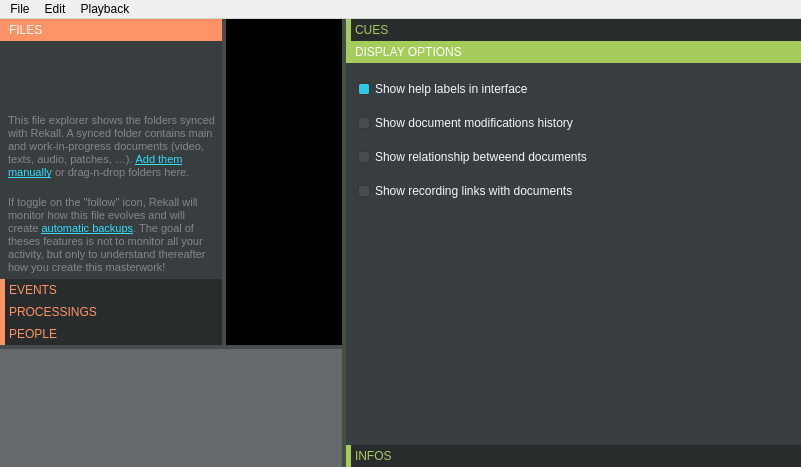
The window that rekall.ui (Rekall/Rekall) describes before a commit, drawn with Qt 5.
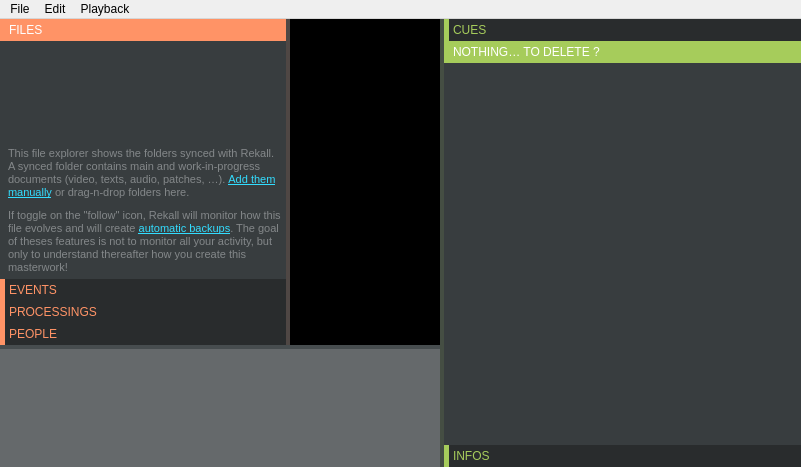
The same window after the commit. The open tabs and pages were chosen to show the change. Icons and pictures are not drawn. Custom widgets are drawn as their Qt base class.

Commit message: View options groupped

```diff
--- a/rekall.ui
+++ b/rekall.ui
@@ -143,6 +143,10 @@
 	border:									0px solid black;
 	background-color: 				rgb(255,84,79);
 }
+QFrame#globalFrameTimelineControl {
+	border:									0px solid black;
+	background-color: 				rgb(56, 61, 63);
+}
 
 
 
@@ -727,12 +731,12 @@
          <rect>
           <x>0</x>
           <y>0</y>
-          <width>227</width>
-          <height>132</height>
+          <width>100</width>
+          <height>30</height>
          </rect>
         </property>
         <attribute name="label">
-         <string>DISPLAY OPTIONS</string>
+         <string>NOTHING… TO DELETE ?</string>
         </attribute>
         <layout class="QVBoxLayout" name="verticalLayout_4">
          <property name="spacing">
@@ -750,50 +754,6 @@
          <property name="bottomMargin">
           <number>12</number>
          </property>
-         <item>
-          <widget class="QCheckBox" name="help">
-           <property name="text">
-            <string>Show help labels in interface</string>
-           </property>
-           <property name="checked">
-            <bool>true</bool>
-           </property>
-          </widget>
-         </item>
-         <item>
-          <widget class="QCheckBox" name="history">
-           <property name="text">
-            <string>Show document modifications history</string>
-           </property>
-          </widget>
-         </item>
-         <item>
-          <widget class="QCheckBox" name="linkedTags">
-           <property name="text">
-            <string>Show relationship betweend documents</string>
-           </property>
-          </widget>
-         </item>
-         <item>
-          <widget class="QCheckBox" name="linkedRenders">
-           <property name="text">
-            <string>Show recording links with documents</string>
-           </property>
-          </widget>
-         </item>
-         <item>
-          <spacer name="verticalSpacer_2">
-           <property name="orientation">
-            <enum>Qt::Vertical</enum>
-           </property>
-           <property name="sizeHint" stdset="0">
-            <size>
-             <width>20</width>
-             <height>40</height>
-            </size>
-           </property>
-          </spacer>
-         </item>
         </layout>
        </widget>
        <widget class="QWidget" name="infosPage">
```
The commit also changes 10 other files.
